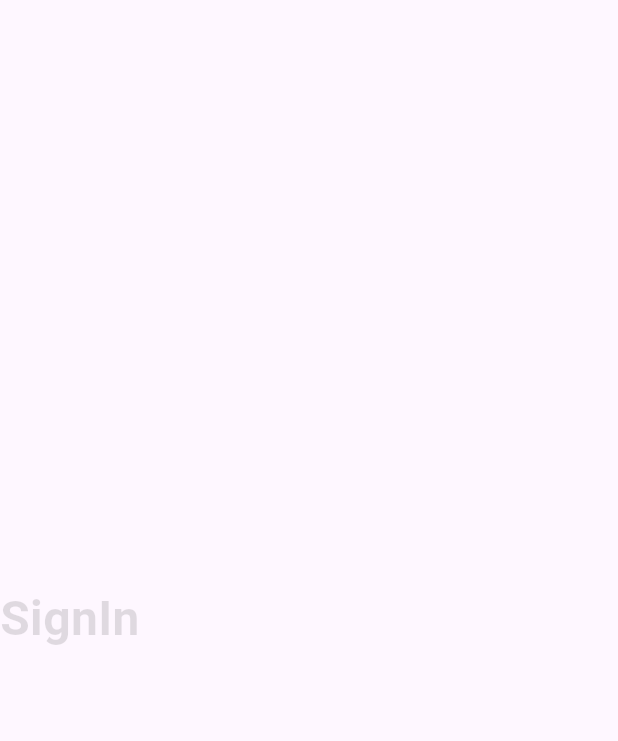
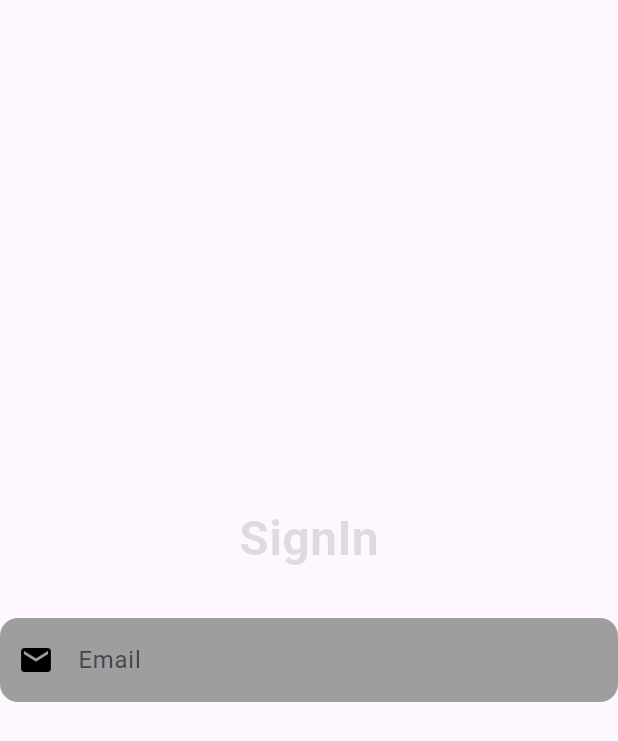
Before and after one commit to RajviDave/Bibliophile-, a Flutter app: the HomeScreen screen opened directly, on a phone screen of 412 x 824 dp. Shown: the top 741 px of the screen. Run offline on Flutter 3.47's test engine with Material 3 defaults, Android fonts, the phone set to English and light mode, and no system bars; our stand-ins replace firebase_core; accounts and stored records are empty.

Commit message:
homescreen

```diff
--- a/lib/homescreen.dart
+++ b/lib/homescreen.dart
@@ -8,6 +8,9 @@
 }
 
 class _HomeScreenState extends State<HomeScreen> {
+  TextEditingController emailCTRL = TextEditingController();
+  TextEditingController passwordCTRL = TextEditingController();
+
   @override
   Widget build(BuildContext context) {
     return Scaffold(
@@ -22,6 +25,22 @@
               color: Colors.black12,
             ),
           ),
+          SizedBox(height: 30),
+          TextFormField(
+            controller: emailCTRL,
+            decoration: InputDecoration(
+              hintText: 'Email',
+              filled: true,
+              fillColor: Colors.grey,
+              border: OutlineInputBorder(
+                borderRadius: BorderRadius.circular(12),
+                borderSide: BorderSide.none,
+              ),
+              prefixIcon: Icon(Icons.email, color: Colors.black),
+            ),
+            keyboardType: TextInputType.emailAddress,
+          ),
+          SizedBox(height: 20),
         ],
       ),
     );
```
